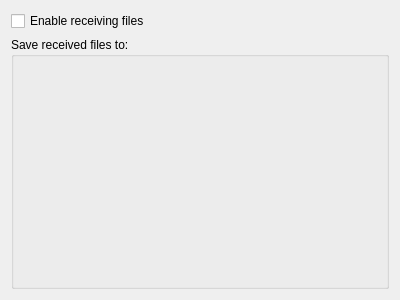
Qt form src/kcmodule/transfer.ui (KDE/bluedevil) before a commit.
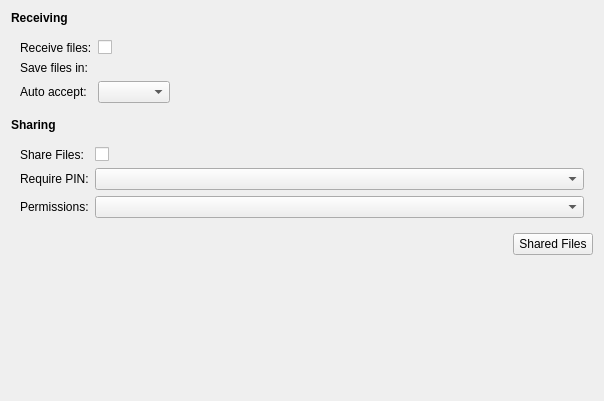
The same form after that commit. Custom widgets are drawn as their Qt base class.

Commit message:
Added "Sharing" in the transfer KCM together with his options.
The KCM is almost fully working though we're not using any of the
new settings.
I also added a new setting for "Receiving" called AutoAccept
this is not fileSharing material but I will implement it anyway.

```diff
--- a/src/kcmodule/transfer.ui
+++ b/src/kcmodule/transfer.ui
@@ -6,31 +6,45 @@
    <rect>
     <x>0</x>
     <y>0</y>
-    <width>400</width>
-    <height>300</height>
+    <width>604</width>
+    <height>401</height>
    </rect>
   </property>
   <layout class="QVBoxLayout" name="verticalLayout_2">
    <item>
-    <widget class="QCheckBox" name="kcfg_enabled">
+    <widget class="QLabel" name="label_7">
      <property name="text">
-      <string>Enable receiving files</string>
+      <string>&lt;!DOCTYPE HTML PUBLIC &quot;-//W3C//DTD HTML 4.0//EN&quot; &quot;http://www.w3.org/TR/REC-html40/strict.dtd&quot;&gt;
+&lt;html&gt;&lt;head&gt;&lt;meta name=&quot;qrichtext&quot; content=&quot;1&quot; /&gt;&lt;style type=&quot;text/css&quot;&gt;
+p, li { white-space: pre-wrap; }
+&lt;/style&gt;&lt;/head&gt;&lt;body style=&quot; font-family:'Ubuntu'; font-size:9pt; font-weight:400; font-style:normal;&quot;&gt;
+&lt;p style=&quot; margin-top:0px; margin-bottom:0px; margin-left:0px; margin-right:0px; -qt-block-indent:0; text-indent:0px;&quot;&gt;&lt;span style=&quot; font-weight:600;&quot;&gt;Receiving&lt;/span&gt;&lt;/p&gt;&lt;/body&gt;&lt;/html&gt;</string>
      </property>
     </widget>
    </item>
    <item>
-    <widget class="QGroupBox" name="groupBox">
+    <widget class="QWidget" name="gridWidget" native="true">
      <property name="sizePolicy">
-      <sizepolicy hsizetype="Expanding" vsizetype="Preferred">
+      <sizepolicy hsizetype="Preferred" vsizetype="Preferred">
        <horstretch>0</horstretch>
        <verstretch>0</verstretch>
       </sizepolicy>
      </property>
-     <property name="title">
-      <string>Save received files to:</string>
-     </property>
-     <layout class="QVBoxLayout" name="verticalLayout">
-      <item>
+     <layout class="QFormLayout" name="formLayout">
+      <property name="fieldGrowthPolicy">
+       <enum>QFormLayout::ExpandingFieldsGrow</enum>
+      </property>
+      <item row="1" column="0">
+       <widget class="QLabel" name="label_2">
+        <property name="text">
+         <string>Save files in:</string>
+        </property>
+        <property name="alignment">
+         <set>Qt::AlignLeading|Qt::AlignLeft|Qt::AlignVCenter</set>
+        </property>
+       </widget>
+      </item>
+      <item row="1" column="1">
        <widget class="KUrlRequester" name="kcfg_saveUrl">
         <property name="sizePolicy">
          <sizepolicy hsizetype="Preferred" vsizetype="Preferred">
@@ -43,22 +57,142 @@
         </property>
        </widget>
       </item>
-      <item>
-       <spacer name="verticalSpacer">
-        <property name="orientation">
-         <enum>Qt::Vertical</enum>
+      <item row="2" column="0">
+       <widget class="QLabel" name="label_3">
+        <property name="text">
+         <string>Auto accept:</string>
         </property>
-        <property name="sizeHint" stdset="0">
-         <size>
-          <width>20</width>
-          <height>40</height>
-         </size>
+        <property name="alignment">
+         <set>Qt::AlignLeading|Qt::AlignLeft|Qt::AlignVCenter</set>
         </property>
-       </spacer>
+       </widget>
       </item>
+      <item row="2" column="1">
+       <widget class="QComboBox" name="kcfg_autoAccept"/>
+      </item>
+      <item row="0" column="1">
+       <widget class="QCheckBox" name="kcfg_enabled">
+        <property name="text">
+         <string/>
+        </property>
+       </widget>
+      </item>
+      <item row="0" column="0">
+       <widget class="QLabel" name="label">
+        <property name="text">
+         <string>Receive files:</string>
+        </property>
+        <property name="alignment">
+         <set>Qt::AlignLeading|Qt::AlignLeft|Qt::AlignVCenter</set>
+        </property>
+        <property name="buddy">
+         <cstring>kcfg_enabled</cstring>
+        </property>
+       </widget>
+      </item>
      </layout>
     </widget>
    </item>
+   <item>
+    <widget class="QLabel" name="label_8">
+     <property name="text">
+      <string>&lt;!DOCTYPE HTML PUBLIC &quot;-//W3C//DTD HTML 4.0//EN&quot; &quot;http://www.w3.org/TR/REC-html40/strict.dtd&quot;&gt;
+&lt;html&gt;&lt;head&gt;&lt;meta name=&quot;qrichtext&quot; content=&quot;1&quot; /&gt;&lt;style type=&quot;text/css&quot;&gt;
+p, li { white-space: pre-wrap; }
+&lt;/style&gt;&lt;/head&gt;&lt;body style=&quot; font-family:'Ubuntu'; font-size:9pt; font-weight:400; font-style:normal;&quot;&gt;
+&lt;p style=&quot; margin-top:0px; margin-bottom:0px; margin-left:0px; margin-right:0px; -qt-block-indent:0; text-indent:0px;&quot;&gt;&lt;span style=&quot; font-weight:600;&quot;&gt;Sharing&lt;/span&gt;&lt;/p&gt;&lt;/body&gt;&lt;/html&gt;</string>
+     </property>
+    </widget>
+   </item>
+   <item>
+    <widget class="QWidget" name="gridWidget" native="true">
+     <layout class="QFormLayout" name="formLayout_2">
+      <item row="0" column="0">
+       <widget class="QLabel" name="label_4">
+        <property name="text">
+         <string>Share Files:</string>
+        </property>
+        <property name="alignment">
+         <set>Qt::AlignLeading|Qt::AlignLeft|Qt::AlignVCenter</set>
+        </property>
+        <property name="buddy">
+         <cstring>kcfg_shareEnabled</cstring>
+        </property>
+       </widget>
+      </item>
+      <item row="1" column="0">
+       <widget class="QLabel" name="label_5">
+        <property name="text">
+         <string>Require PIN:</string>
+        </property>
+        <property name="alignment">
+         <set>Qt::AlignLeading|Qt::AlignLeft|Qt::AlignVCenter</set>
+        </property>
+       </widget>
+      </item>
+      <item row="1" column="1">
+       <widget class="QComboBox" name="kcfg_requirePin"/>
+      </item>
+      <item row="2" column="0">
+       <widget class="QLabel" name="label_6">
+        <property name="text">
+         <string>Permissions:</string>
+        </property>
+        <property name="alignment">
+         <set>Qt::AlignLeading|Qt::AlignLeft|Qt::AlignVCenter</set>
+        </property>
+       </widget>
+      </item>
+      <item row="2" column="1">
+       <widget class="QComboBox" name="kcfg_permissions"/>
+      </item>
+      <item row="0" column="1">
+       <widget class="QCheckBox" name="kcfg_shareEnabled">
+        <property name="text">
+         <string/>
+        </property>
+       </widget>
+      </item>
+     </layout>
+    </widget>
+   </item>
+   <item>
+    <layout class="QHBoxLayout" name="horizontalLayout">
+     <item>
+      <spacer name="horizontalSpacer">
+       <property name="orientation">
+        <enum>Qt::Horizontal</enum>
+       </property>
+       <property name="sizeHint" stdset="0">
+        <size>
+         <width>40</width>
+         <height>20</height>
+        </size>
+       </property>
+      </spacer>
+     </item>
+     <item>
+      <widget class="KPushButton" name="kpushbutton">
+       <property name="text">
+        <string>Shared Files</string>
+       </property>
+      </widget>
+     </item>
+    </layout>
+   </item>
+   <item>
+    <spacer name="verticalSpacer">
+     <property name="orientation">
+      <enum>Qt::Vertical</enum>
+     </property>
+     <property name="sizeHint" stdset="0">
+      <size>
+       <width>20</width>
+       <height>40</height>
+      </size>
+     </property>
+    </spacer>
+   </item>
   </layout>
  </widget>
  <customwidgets>
@@ -67,6 +201,11 @@
    <extends>QFrame</extends>
    <header>kurlrequester.h</header>
   </customwidget>
+  <customwidget>
+   <class>KPushButton</class>
+   <extends>QPushButton</extends>
+   <header>kpushbutton.h</header>
+  </customwidget>
  </customwidgets>
  <resources/>
  <connections/>
```
Left out of the diff: 15 changed lines with no effect on the pictures. The commit also changes 3 other files.
